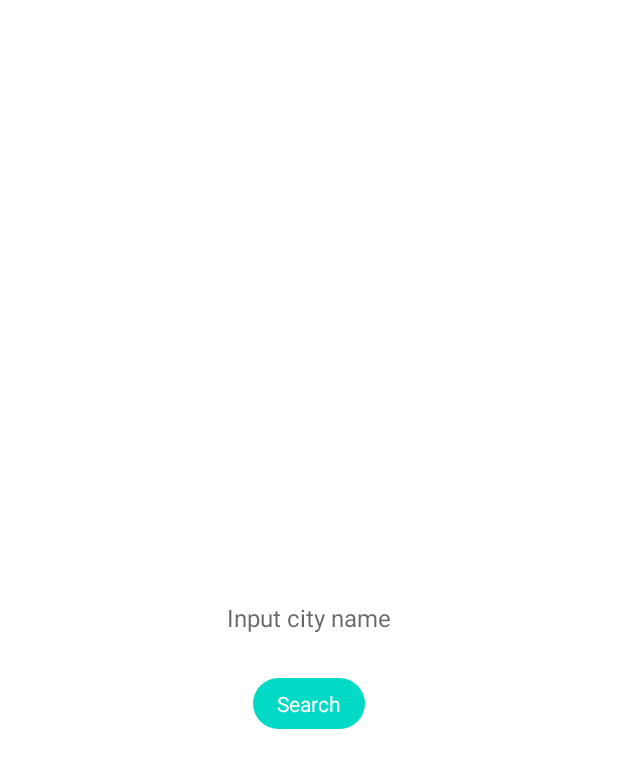
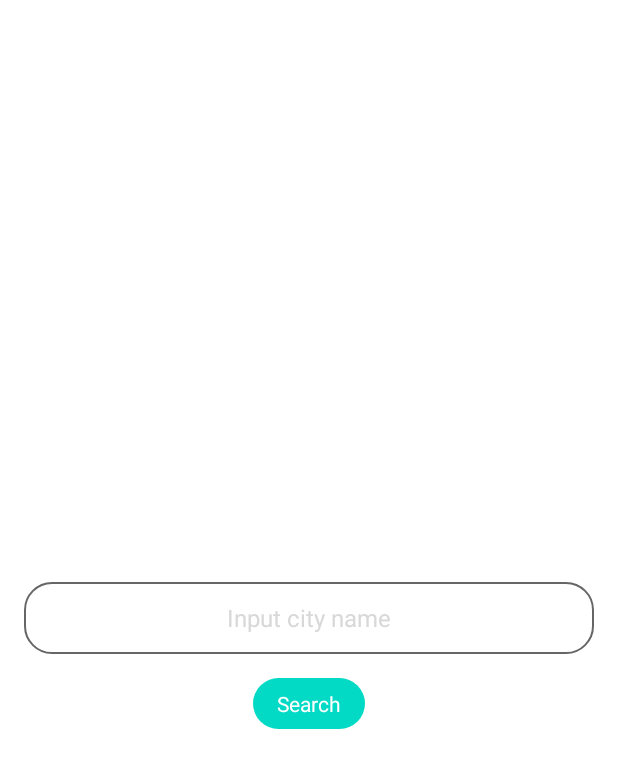
Before and after one commit to theCalculatar/Weather, an Android app: the screen it shows after launch (CitySearch), on a phone screen of 412 x 824 dp. Shown: the top 768 px of the screen. Run offline under Robolectric (Android 15) with nearby library versions, the phone set to English and light mode, and no system bars.

Commit message:
small bug fix

```diff
--- a/app/src/main/java/com/example/weather/ui/CitySearch.kt
+++ b/app/src/main/java/com/example/weather/ui/CitySearch.kt
@@ -4,6 +4,7 @@ import android.os.Bundle
 import android.widget.Button
 import android.widget.EditText
 import android.widget.TextView
+import androidx.activity.enableEdgeToEdge
 import androidx.appcompat.app.AppCompatActivity
 import com.example.weather.R
 
@@ -11,6 +12,7 @@ import com.example.weather.R
 class CitySearch: AppCompatActivity() {
     override fun onCreate(savedInstanceState: Bundle?) {
         super.onCreate(savedInstanceState)
+        enableEdgeToEdge()
         setContentView(R.layout.activity_search_city)
 
         val button = findViewById<TextView>(R.id.id_citySearch)
--- a/app/src/main/res/drawable/backgroud_round_18dp_outline.xml
+++ b/app/src/main/res/drawable/backgroud_round_18dp_outline.xml
@@ -4,7 +4,7 @@
     android:shape="rectangle">
     <corners android:radius="@dimen/cardview_radius_18dp"
         />
-    <stroke android:color="@color/white"
+    <stroke android:color="?colorControlNormal"
         android:width="1.2dp"/>
 
 </shape>
--- a/app/src/main/res/layout/activity_search_city.xml
+++ b/app/src/main/res/layout/activity_search_city.xml
@@ -24,6 +24,7 @@
         android:textSize="16sp"
         android:background="@drawable/backgroud_round_18dp_outline"
         android:textColor="@color/white"
+        android:textColorHint="@color/grey"
         android:gravity="center" />
 
     <TextView
--- a/app/src/main/res/values/colors.xml
+++ b/app/src/main/res/values/colors.xml
@@ -8,4 +8,7 @@
     <color name="black">#FF000000</color>
     <color name="white">#FFFFFFFF</color>
     <color name="grey">#D8D8D8</color>
+
+    <color name="darker">#181a20</color>
+
 </resources>
--- a/app/src/main/res/values/themes.xml
+++ b/app/src/main/res/values/themes.xml
@@ -13,6 +13,7 @@
         <item name="android:statusBarColor">@android:color/transparent</item>
         <!-- Customize your theme here. -->
         <item name="android:textColor">@color/white</item>
+<!--        <item name="android:windowBackground">@color/darker</item>-->
 
     </style>
 
```
